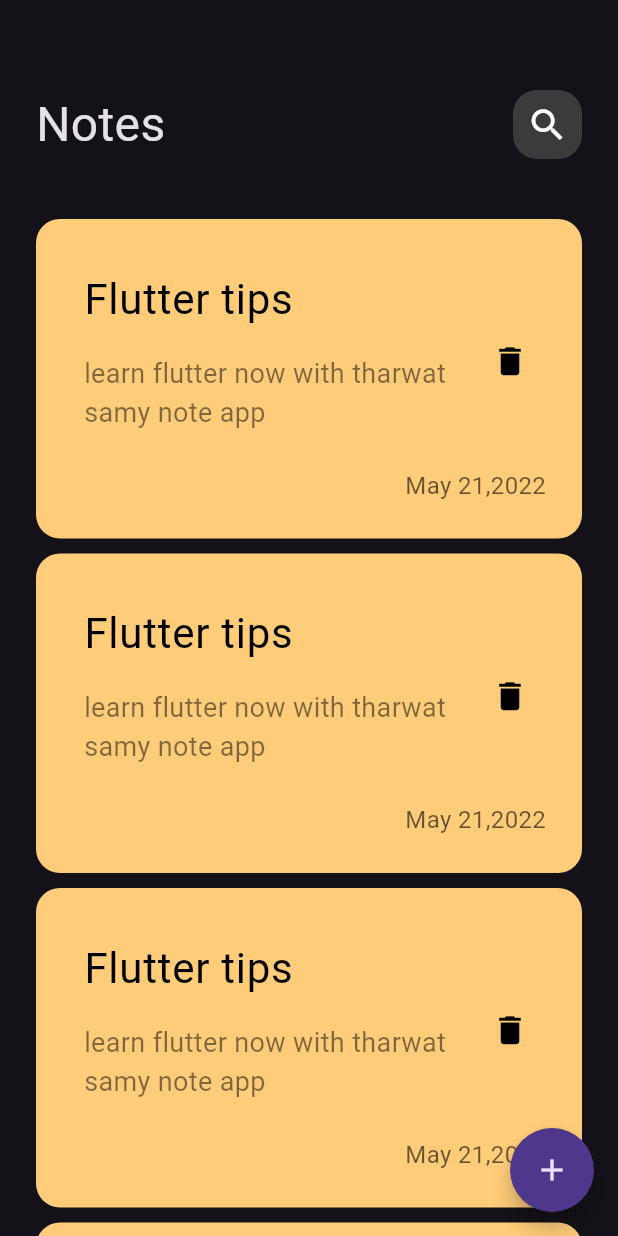
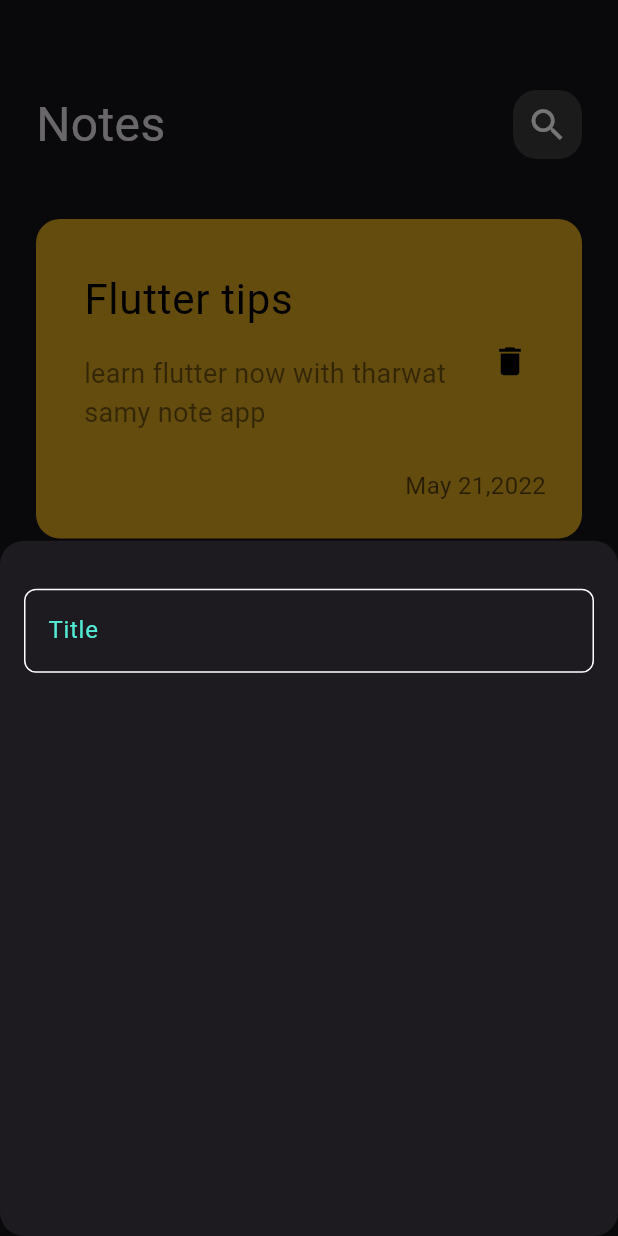
Before and after one commit to Elhadedy36/notes_app, a Flutter app: the screen it shows after launch, after a tap on the "add" icon, on a phone screen of 412 x 824 dp. Run offline on Flutter 3.47's test engine with Material 3 defaults, Android fonts, the phone set to English and light mode, and no system bars; Roboto replaces fonts that are missing (assets/fonts/Poppins-Regular.ttf).

Commit message:
add border radius and create customtextfield

```diff
--- a/lib/Views/notes_view.dart
+++ b/lib/Views/notes_view.dart
@@ -1,4 +1,5 @@
 import 'package:flutter/material.dart';
+import 'package:notes_app/Widgets/Add_notes_buttonSheet.dart';
 import 'package:notes_app/Widgets/notes_view_body.dart';
 
 class Notesview extends StatelessWidget {
@@ -12,6 +13,13 @@ class Notesview extends StatelessWidget {
         child: Icon(Icons.add),
         onPressed: ()
         {
+          showModalBottomSheet(
+            shape:RoundedRectangleBorder(borderRadius: BorderRadius.circular(16)) ,
+            context: context, builder: ((context) {
+            return AddNoteButtonSheet();
+          }
+          ),
+          );
 
         }
         ),
--- /dev/null
+++ b/lib/Widgets/Add_notes_buttonSheet.dart
@@ -0,0 +1,19 @@
+import 'package:flutter/material.dart';
+import 'package:notes_app/Widgets/CustomTextField.dart';
+
+class AddNoteButtonSheet extends StatelessWidget {
+  const AddNoteButtonSheet({super.key});
+
+  @override
+  Widget build(BuildContext context) {
+    return Padding(
+      padding: EdgeInsets.symmetric(horizontal: 16),
+      child: Column(
+        children: [
+          SizedBox(height: 32  ,),
+          CustomTextField(),
+        ],
+      ),
+    );
+  }
+}
--- /dev/null
+++ b/lib/Widgets/CustomTextField.dart
@@ -0,0 +1,30 @@
+import 'package:flutter/material.dart';
+import 'package:notes_app/constants.dart';
+
+class CustomTextField extends StatelessWidget {
+  const CustomTextField({super.key});
+
+  @override
+  Widget build(BuildContext context) {
+    return TextField(
+      cursorColor: Kprimarycolor,
+      decoration: InputDecoration(
+        hintText: 'Title',
+        hintStyle: TextStyle(color: Kprimarycolor),
+        enabledBorder: buildBorder(),
+        border: buildBorder(),
+        focusedBorder: buildBorder(Kprimarycolor)
+      ),
+    );
+  }
+
+  OutlineInputBorder buildBorder([color]) {
+    return OutlineInputBorder(
+
+        borderRadius: BorderRadius.circular(8),
+        borderSide: BorderSide(
+          color:color?? Colors.white
+        ),
+      );
+  }
+}
--- a/lib/Widgets/NotesListView.dart
+++ b/lib/Widgets/NotesListView.dart
@@ -3,19 +3,43 @@ import 'package:flutter/material.dart';
 import 'package:notes_app/Widgets/customNotesItem.dart';
 
 class NotesListView extends StatelessWidget {
-  const NotesListView({super.key});
+   NotesListView({super.key});
+final List<Color> colors = [
+  Color(0xFFDAA520), // Goldenrod
+  Color(0xFF87CEEB), // Sky Blue
+  Color(0xFF673AB7), // Deep Purple
+  Color(0xFF191970), // Midnight Blue
+  Color(0xFFF8F8FF), // Ghost White
+  Color(0xFFDC143C), // Crimson
+  Color(0xFF808000), // Olive
+  Color(0xFF40E0D0), // Turquoise
+  Color(0xFFE6E6FA), // Lavender
+  Color(0xFFFA8072), // Salmon
+  Color(0xFF008080), // Teal
+  Color(0xFFFF7F50), // Coral
+  Color(0xFFA0522D), // Sienna
+  Color(0xFFFF00FF), // Fuchsia
+  Color(0xFF708090), // Slate Gray
+  Color(0xFF7FFF00), // Chartreuse
+  Color(0xFF800000), // Maroon
+  Color(0xFF000080), // Navy
+  Color(0xFFFFDAB9), // Peach Puff
+  Color(0xFFD2691E), // Chocolate
+];
 
   @override
   Widget build(BuildContext context) {
     return  Expanded(
       child:ListView.separated(
-        itemCount: 10,
+        padding: EdgeInsets.zero,
+        itemCount: colors.length,
         separatorBuilder: (context, index) => SizedBox(height: 10,),
         itemBuilder: (context,index)
     {
-             return  Noteitem();
+             return  Noteitem(color: colors[index],);
     }
     ),
     );
+
   }
 }
--- a/lib/Widgets/customNotesItem.dart
+++ b/lib/Widgets/customNotesItem.dart
@@ -2,14 +2,14 @@
 import 'package:flutter/material.dart';
 
 class Noteitem extends StatelessWidget {
-  const Noteitem({super.key});
-
+  const Noteitem({super.key,required this.color});
+final Color? color;
   @override
   Widget build(BuildContext context) {
     return Container(
       padding: EdgeInsets.only(top: 24,bottom: 24,left: 16),
       decoration: BoxDecoration(
-        color: Color(0xffFFCD7A),
+        color: color,
         borderRadius: BorderRadius.circular(16),
       ),
       child: Column(
--- /dev/null
+++ b/lib/constants.dart
@@ -0,0 +1,3 @@
+import 'dart:ui';
+
+const Kprimarycolor = Color(0xff53EBD6);
```
